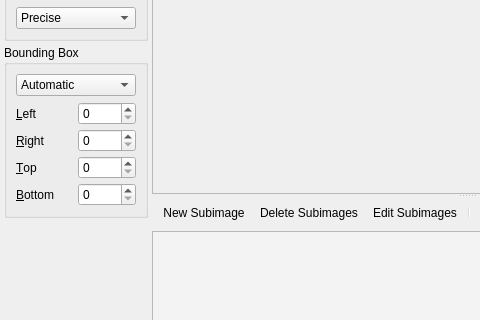
First picture: the form in Editors/SpriteEditor.ui, repository enigma-dev/RadialGM, before the edit; both pictures show x 0 to 480 and y 173 to 493 of the 785 by 618 pixel window.
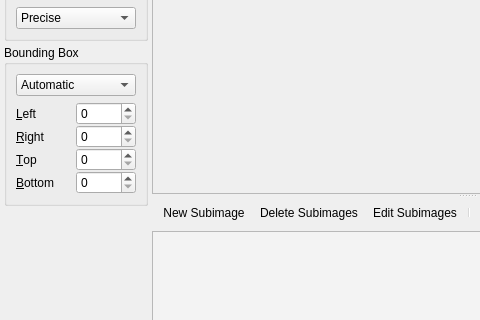
Second picture: the form after the edit. Icons and pictures are not drawn. Custom widgets are drawn as their Qt base class.

Commit message: reset that spacing too

The edit to the form file:
```diff
--- a/Editors/SpriteEditor.ui
+++ b/Editors/SpriteEditor.ui
@@ -260,7 +260,7 @@
           <item>
            <layout class="QGridLayout" name="bboxDimensionsLayout">
             <property name="spacing">
-             <number>4</number>
+             <number>0</number>
             </property>
             <item row="4" column="0">
              <widget class="QLabel" name="bottomLabel">
```
